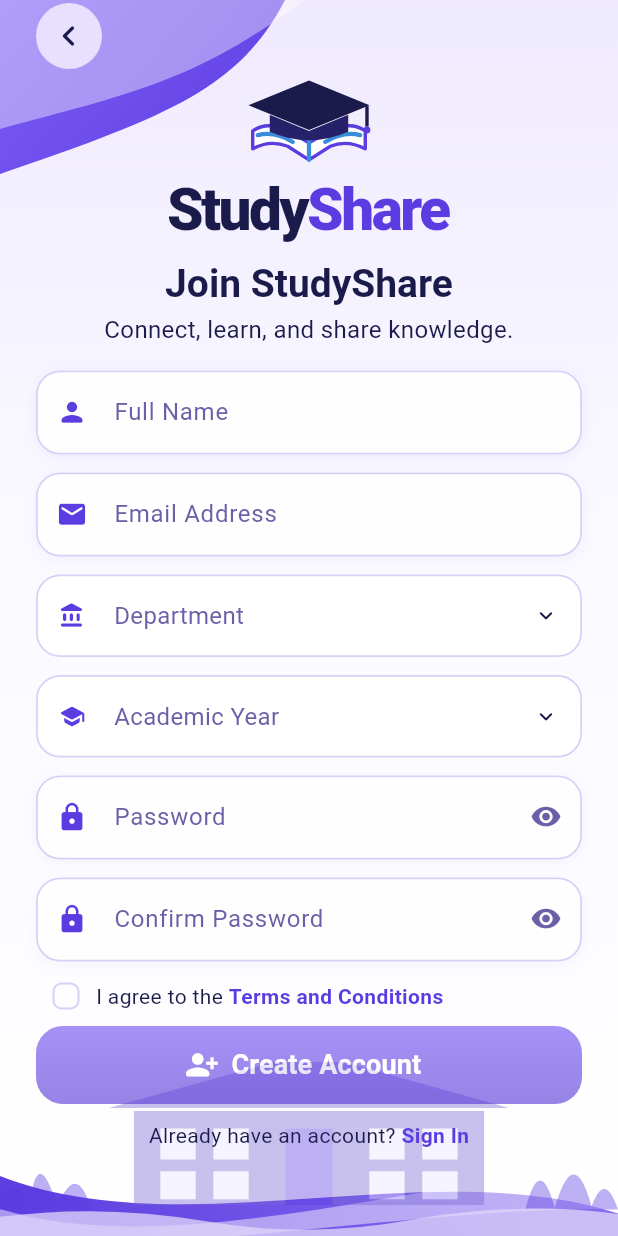
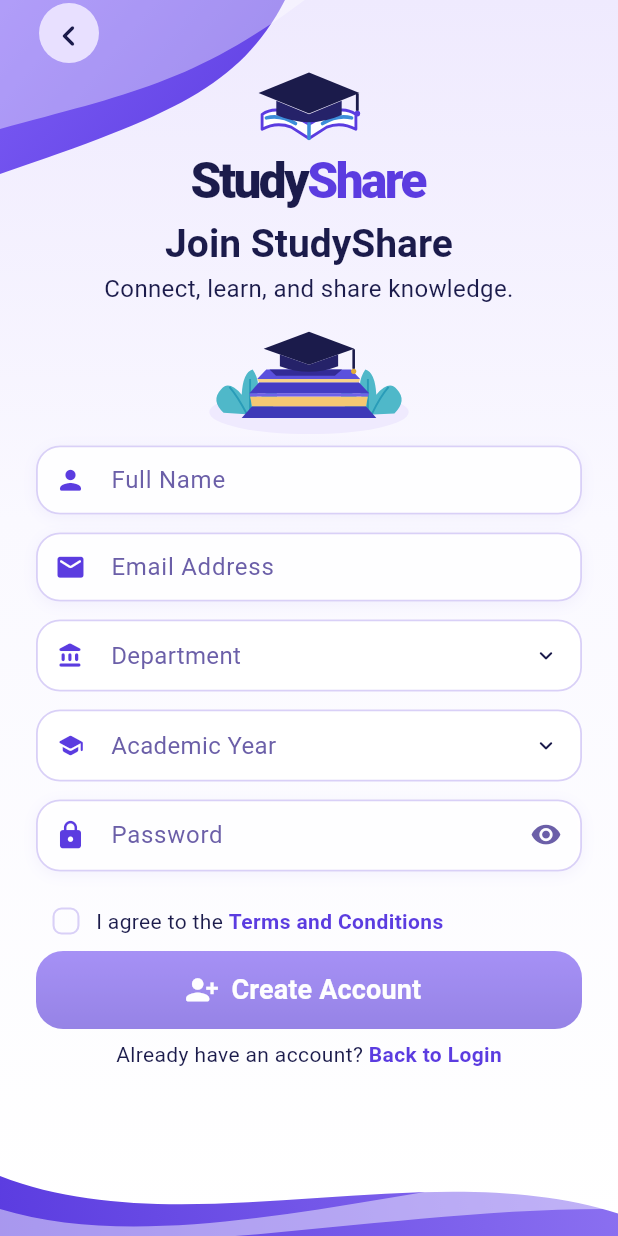
Before and after one commit to biruk2116/StudyShare, a Flutter app: the SignupScreen screen opened by its route, on a phone screen of 412 x 824 dp. Run offline on Flutter 3.47's test engine with Material 3 defaults, Android fonts, the phone set to English and light mode, and no system bars; our stand-ins replace flutter_secure_storage, flutter_svg, go_router, material_ui; accounts and stored records are empty.

Commit message:
feat: Refactor SignupScreen layout for improved responsiveness and remove confirm password field

```diff
--- a/lib/features/auth/signup/signup_screen.dart
+++ b/lib/features/auth/signup/signup_screen.dart
@@ -18,13 +18,11 @@ class _SignupScreenState extends State<SignupScreen> {
   final _name = TextEditingController();
   final _email = TextEditingController();
   final _password = TextEditingController();
-  final _confirm = TextEditingController();
   String? _department;
   String? _year;
   bool _terms = false;
   bool _showDropdownErrors = false;
   bool _showPassword = false;
-  bool _showConfirm = false;
 
   static const _departments = [
     'Computer Science',
@@ -50,38 +48,24 @@ class _SignupScreenState extends State<SignupScreen> {
     _name.dispose();
     _email.dispose();
     _password.dispose();
-    _confirm.dispose();
     super.dispose();
   }
 
   @override
   Widget build(BuildContext context) => Scaffold(
     body: WaveBackground(
-      child: Stack(
-        children: [
-          Positioned(
-            left: 0,
-            right: 0,
-            bottom: 0,
-            height: 116,
-            child: IgnorePointer(
-              child: Opacity(
-                opacity: .76,
-                child: SvgPicture.asset(
-                  'assets/images/campus_footer.svg',
-                  fit: BoxFit.cover,
-                  alignment: Alignment.bottomCenter,
-                ),
-              ),
-            ),
-          ),
-          SafeArea(
+      child: SafeArea(
         child: LayoutBuilder(
           builder: (context, constraints) {
-                final compact = constraints.maxHeight < 790;
-                final gap = compact ? 8.0 : AppSpace.fieldGap;
+            final compact = constraints.maxHeight < 740 ||
+                MediaQuery.sizeOf(context).width < 360;
+            final tiny = constraints.maxHeight < 650;
+            final horizontalPadding = MediaQuery.sizeOf(context).width < 360
+                ? 16.0
+                : 24.0;
+            final gap = compact ? 6.0 : AppSpace.fieldGap;
             return SingleChildScrollView(
-                  padding: const EdgeInsets.fromLTRB(24, 2, 24, 12),
+              padding: EdgeInsets.fromLTRB(horizontalPadding, 2, horizontalPadding, 12),
               child: Center(
                 child: ConstrainedBox(
                   constraints: const BoxConstraints(maxWidth: 430),
@@ -93,7 +77,7 @@ class _SignupScreenState extends State<SignupScreen> {
                           alignment: Alignment.centerLeft,
                           child: SizedBox(
                             width: 44,
-                                height: 44,
+                            height: 40,
                             child: Material(
                               color: const Color(0xFFE8E0FF),
                               shape: const CircleBorder(),
@@ -109,8 +93,8 @@ class _SignupScreenState extends State<SignupScreen> {
                             ),
                           ),
                         ),
-                            const AuthHeader(),
-                            SizedBox(height: compact ? 6 : 10),
+                        const AuthHeader(compact: true),
+                        SizedBox(height: compact ? 2 : 6),
                         Text(
                           'Join StudyShare',
                           style: Theme.of(context).textTheme.titleLarge,
@@ -120,12 +104,18 @@ class _SignupScreenState extends State<SignupScreen> {
                         const Text(
                           'Connect, learn, and share knowledge.',
                           textAlign: TextAlign.center,
-                              style: TextStyle(
-                                fontSize: 16,
-                                color: AppColors.navy,
+                          style: TextStyle(fontSize: 16, color: AppColors.navy),
+                        ),
+                        SizedBox(height: tiny ? 1 : (compact ? 3 : 6)),
+                        SizedBox(
+                          height: tiny ? 55 : (compact ? 68 : 82),
+                          width: double.infinity,
+                          child: SvgPicture.asset(
+                            'assets/images/login_illustration.svg',
+                            fit: BoxFit.contain,
                           ),
                         ),
-                            SizedBox(height: compact ? 11 : 16),
+                        SizedBox(height: tiny ? 2 : 5),
                         AppTextField(
                           controller: _name,
                           label: 'Full Name',
@@ -134,6 +124,7 @@ class _SignupScreenState extends State<SignupScreen> {
                           validator: (v) => v == null || v.trim().length < 2
                               ? 'Enter your full name'
                               : null,
+                          compact: true,
                         ),
                         SizedBox(height: gap),
                         AppTextField(
@@ -143,6 +134,7 @@ class _SignupScreenState extends State<SignupScreen> {
                           keyboardType: TextInputType.emailAddress,
                           textInputAction: TextInputAction.next,
                           validator: _emailValidator,
+                          compact: true,
                         ),
                         SizedBox(height: gap),
                         AppDropdownField(
@@ -153,6 +145,7 @@ class _SignupScreenState extends State<SignupScreen> {
                           showError: _showDropdownErrors,
                           onChanged: (value) =>
                               setState(() => _department = value),
+                          compact: true,
                         ),
                         SizedBox(height: gap),
                         AppDropdownField(
@@ -161,8 +154,8 @@ class _SignupScreenState extends State<SignupScreen> {
                           icon: Icons.school_rounded,
                           options: _years,
                           showError: _showDropdownErrors,
-                              onChanged: (value) =>
-                                  setState(() => _year = value),
+                          onChanged: (value) => setState(() => _year = value),
+                          compact: true,
                         ),
                         SizedBox(height: gap),
                         AppTextField(
@@ -171,27 +164,14 @@ class _SignupScreenState extends State<SignupScreen> {
                           icon: Icons.lock_rounded,
                           password: true,
                           visible: _showPassword,
-                              onToggle: () => setState(
-                                () => _showPassword = !_showPassword,
-                              ),
+                          onToggle: () =>
+                              setState(() => _showPassword = !_showPassword),
                           textInputAction: TextInputAction.next,
                           validator: _passwordValidator,
+                          compact: true,
                         ),
                         SizedBox(height: gap),
-                            AppTextField(
-                              controller: _confirm,
-                              label: 'Confirm Password',
-                              icon: Icons.lock_rounded,
-                              password: true,
-                              visible: _showConfirm,
-                              onToggle: () =>
-                                  setState(() => _showConfirm = !_showConfirm),
-                              textInputAction: TextInputAction.done,
-                              validator: (v) => v != _password.text
-                                  ? 'Passwords do not match'
-                                  : null,
-                            ),
-                            const SizedBox(height: 3),
+                        const SizedBox(height: 1),
                         Row(
                           children: [
                             Checkbox(
@@ -241,7 +221,7 @@ class _SignupScreenState extends State<SignupScreen> {
                                 : null,
                           ),
                         ),
-                            const SizedBox(height: 11),
+                        const SizedBox(height: 7),
                         Wrap(
                           alignment: WrapAlignment.center,
                           children: [
@@ -255,7 +235,7 @@ class _SignupScreenState extends State<SignupScreen> {
                             GestureDetector(
                               onTap: () => context.go('/login'),
                               child: const Text(
-                                    'Sign In',
+                                'Back to Login',
                                 style: TextStyle(
                                   color: AppColors.purple,
                                   fontWeight: FontWeight.w600,
@@ -265,7 +245,7 @@ class _SignupScreenState extends State<SignupScreen> {
                             ),
                           ],
                         ),
-                            const SizedBox(height: 94),
+                        SizedBox(height: tiny ? 8 : 14),
                       ],
                     ),
                   ),
@@ -274,8 +254,6 @@ class _SignupScreenState extends State<SignupScreen> {
             );
           },
         ),
-          ),
-        ],
       ),
     ),
   );
```
Lines whose indentation alone changed are shown as unchanged.
